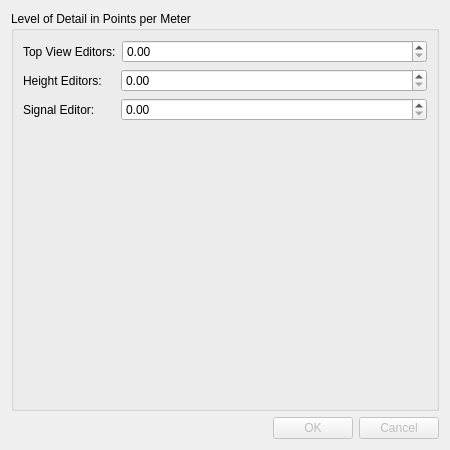
The window that src/OpenCOVER/DrivingSim/oddlot/src/gui/lodsettings.ui (hlrs-vis/covise) describes before a commit, drawn with Qt 5.
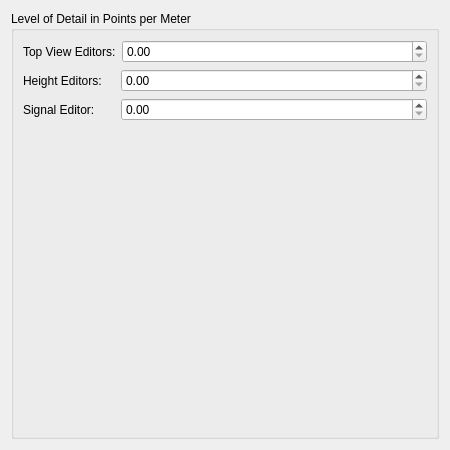
The same window after the commit.

What changed in the file:
```diff
--- a/src/OpenCOVER/DrivingSim/oddlot/src/gui/lodsettings.ui
+++ b/src/OpenCOVER/DrivingSim/oddlot/src/gui/lodsettings.ui
@@ -90,28 +90,6 @@
      </layout>
     </widget>
    </item>
-   <item alignment="Qt::AlignRight">
-    <widget class="QDialogButtonBox" name="buttonBox">
-     <property name="enabled">
-      <bool>false</bool>
-     </property>
-     <property name="sizePolicy">
-      <sizepolicy hsizetype="Fixed" vsizetype="Fixed">
-       <horstretch>0</horstretch>
-       <verstretch>0</verstretch>
-      </sizepolicy>
-     </property>
-     <property name="focusPolicy">
-      <enum>Qt::NoFocus</enum>
-     </property>
-     <property name="orientation">
-      <enum>Qt::Horizontal</enum>
-     </property>
-     <property name="standardButtons">
-      <set>QDialogButtonBox::Cancel|QDialogButtonBox::Ok</set>
-     </property>
-    </widget>
-   </item>
   </layout>
  </widget>
  <resources/>
```
Left out of the diff: 35 changed lines with no effect on the pictures.
